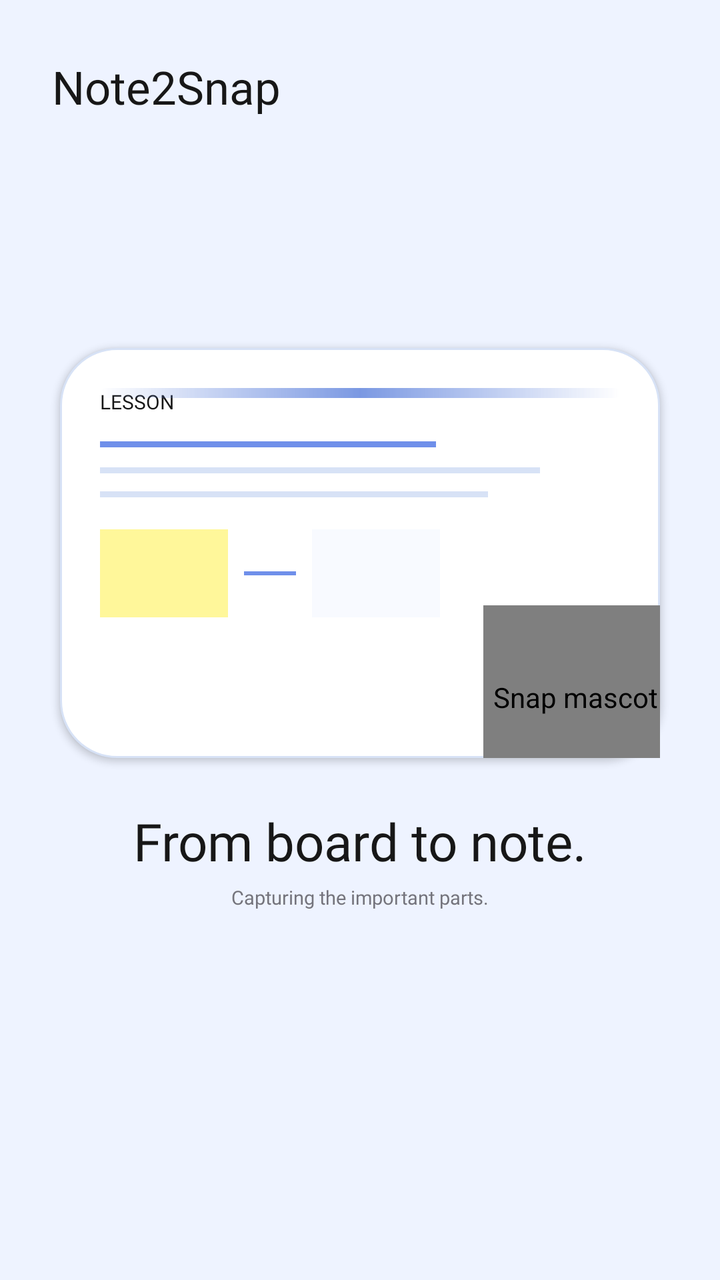
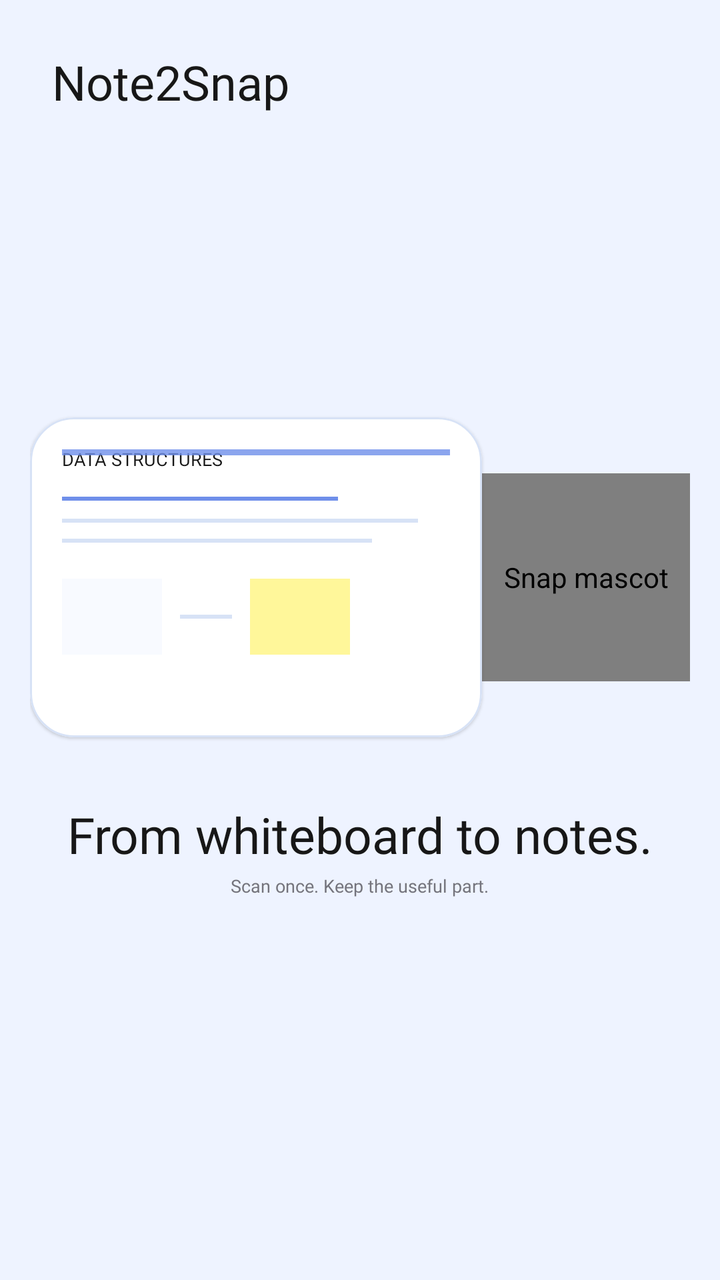

Two renders of the same Android screen: before a commit and after it. Below are the layout's source before the change and the commit's diff.
<!-- AndroidManifest.xml: activity theme Theme.Note2Snap -->
<!-- res/layout/activity_splash.xml -->
<?xml version="1.0" encoding="utf-8"?>
<androidx.constraintlayout.widget.ConstraintLayout
    xmlns:android="http://schemas.android.com/apk/res/android"
    xmlns:app="http://schemas.android.com/apk/res-auto"
    android:layout_width="match_parent"
    android:layout_height="match_parent"
    android:background="@color/nts_background">

    
    <TextView
        android:id="@+id/tvSplashBrand"
        android:layout_width="wrap_content"
        android:layout_height="wrap_content"
        android:layout_marginStart="26dp"
        android:layout_marginTop="28dp"
        android:fontFamily="@font/apple_garamond_bold"
        android:text="Note2Snap"
        android:textColor="@color/nts_text"
        android:textSize="23sp"
        app:layout_constraintStart_toStartOf="parent"
        app:layout_constraintTop_toTopOf="parent" />


    
    <FrameLayout
        android:id="@+id/whiteboardScene"
        android:layout_width="300dp"
        android:layout_height="205dp"
        android:background="@drawable/bg_splash_whiteboard"
        android:clipChildren="false"
        android:clipToPadding="false"
        android:elevation="2dp"
        android:padding="20dp"
        app:layout_constraintBottom_toBottomOf="parent"
        app:layout_constraintEnd_toEndOf="parent"
        app:layout_constraintStart_toStartOf="parent"
        app:layout_constraintTop_toTopOf="parent"
        app:layout_constraintVertical_bias="0.40">

        
        <LinearLayout
            android:id="@+id/whiteboardContent"
            android:layout_width="match_parent"
            android:layout_height="match_parent"
            android:orientation="vertical">

            <TextView
                android:layout_width="wrap_content"
                android:layout_height="wrap_content"
                android:fontFamily="@font/poppins_semibold"
                android:text="LESSON"
                android:textColor="@color/nts_text"
                android:textSize="10sp" />

            <View
                android:layout_width="168dp"
                android:layout_height="3dp"
                android:layout_marginTop="13dp"
                android:background="@color/nts_blue" />

            <View
                android:layout_width="220dp"
                android:layout_height="3dp"
                android:layout_marginTop="10dp"
                android:background="@color/nts_blue_line" />

            <View
                android:layout_width="194dp"
                android:layout_height="3dp"
                android:layout_marginTop="9dp"
                android:background="@color/nts_blue_line" />

            <LinearLayout
                android:layout_width="match_parent"
                android:layout_height="wrap_content"
                android:layout_marginTop="16dp"
                android:orientation="horizontal">

                <View
                    android:layout_width="64dp"
                    android:layout_height="44dp"
                    android:background="@color/nts_yellow" />

                <View
                    android:layout_width="26dp"
                    android:layout_height="2dp"
                    android:layout_gravity="center_vertical"
                    android:layout_marginStart="8dp"
                    android:background="@color/nts_blue" />

                <View
                    android:layout_width="64dp"
                    android:layout_height="44dp"
                    android:layout_marginStart="8dp"
                    android:background="@color/nts_surface_blue_soft" />
            </LinearLayout>

        </LinearLayout>

        
        <View
            android:id="@+id/scanBeam"
            android:layout_width="match_parent"
            android:layout_height="5dp"
            android:layout_gravity="top"
            android:background="@drawable/bg_splash_scan_beam"
            android:elevation="6dp" />

        
        <LinearLayout
            android:id="@+id/structuredNotePreview"
            android:layout_width="148dp"
            android:layout_height="132dp"
            android:layout_gravity="center|end"
            android:alpha="0"
            android:background="@drawable/bg_splash_note_chip"
            android:orientation="vertical"
            android:padding="13dp">

            <TextView
                android:layout_width="wrap_content"
                android:layout_height="wrap_content"
                android:fontFamily="@font/poppins_semibold"
                android:text="Structured note"
                android:textColor="@color/nts_blue"
                android:textSize="8sp" />

            <View
                android:layout_width="98dp"
                android:layout_height="4dp"
                android:layout_marginTop="12dp"
                android:background="@color/nts_text" />

            <View
                android:layout_width="110dp"
                android:layout_height="3dp"
                android:layout_marginTop="8dp"
                android:background="@color/nts_blue_line" />

            <View
                android:layout_width="84dp"
                android:layout_height="3dp"
                android:layout_marginTop="7dp"
                android:background="@color/nts_blue_line" />

            <View
                android:layout_width="102dp"
                android:layout_height="3dp"
                android:layout_marginTop="7dp"
                android:background="@color/nts_blue_line" />

            <TextView
                android:layout_width="wrap_content"
                android:layout_height="wrap_content"
                android:layout_marginTop="12dp"
                android:fontFamily="@font/poppins_medium"
                android:text="Ready to review"
                android:textColor="@color/nts_text_secondary"
                android:textSize="7sp" />

        </LinearLayout>

        
        <com.airbnb.lottie.LottieAnimationView
            android:id="@+id/splashRobot"
            android:layout_width="92dp"
            android:layout_height="92dp"
            android:layout_gravity="bottom|end"
            android:layout_marginEnd="-24dp"
            android:layout_marginBottom="-36dp"
            android:contentDescription="Snap mascot"
            app:lottie_autoPlay="true"
            app:lottie_loop="true"
            app:lottie_rawRes="@raw/robot_mascot"
            app:lottie_speed="0.70" />

    </FrameLayout>

    <TextView
        android:id="@+id/tvSplashHeadline"
        android:layout_width="wrap_content"
        android:layout_height="wrap_content"
        android:layout_marginTop="24dp"
        android:fontFamily="@font/apple_garamond_bold"
        android:text="From board to note."
        android:textColor="@color/nts_text"
        android:textSize="26sp"
        app:layout_constraintEnd_toEndOf="parent"
        app:layout_constraintStart_toStartOf="parent"
        app:layout_constraintTop_toBottomOf="@id/whiteboardScene" />

    <TextView
        android:id="@+id/tvSplashStatus"
        android:layout_width="wrap_content"
        android:layout_height="wrap_content"
        android:layout_marginTop="4dp"
        android:fontFamily="@font/poppins_regular"
        android:text="Capturing the important parts."
        android:textColor="@color/nts_text_secondary"
        android:textSize="9.5sp"
        app:layout_constraintEnd_toEndOf="parent"
        app:layout_constraintStart_toStartOf="parent"
        app:layout_constraintTop_toBottomOf="@id/tvSplashHeadline" />

</androidx.constraintlayout.widget.ConstraintLayout>
<!-- resources referenced by this layout -->
<resources>
  <color name="nts_background">#EEF3FF</color>
  <color name="nts_blue">#6F8FEA</color>
  <color name="nts_blue_line">#D7E2F6</color>
  <color name="nts_surface_blue_soft">#F8FAFF</color>
  <color name="nts_text">#171717</color>
  <color name="nts_text_secondary">#74747C</color>
  <color name="nts_yellow">#FFF79A</color>
  <!-- drawable bg_splash_note_chip (drawable) -->
  <?xml version="1.0" encoding="utf-8"?>
  <shape xmlns:android="http://schemas.android.com/apk/res/android"
      android:shape="rectangle">
      <solid android:color="@color/nts_surface_blue_soft" />
      <corners android:radius="16dp" />
      <stroke
          android:width="1dp"
          android:color="@color/nts_blue_line" />
  </shape>
  <!-- drawable bg_splash_scan_beam (drawable) -->
  <?xml version="1.0" encoding="utf-8"?>
  <shape xmlns:android="http://schemas.android.com/apk/res/android"
      android:shape="rectangle">
      <gradient
          android:angle="0"
          android:startColor="#005A7FDB"
          android:centerColor="#CC5A7FDB"
          android:endColor="#005A7FDB" />
      <corners android:radius="99dp" />
  </shape>
  <!-- drawable bg_splash_whiteboard (drawable) -->
  <?xml version="1.0" encoding="utf-8"?>
  <shape xmlns:android="http://schemas.android.com/apk/res/android"
      android:shape="rectangle">
      <solid android:color="@color/nts_surface" />
      <corners android:radius="28dp" />
      <stroke
          android:width="1dp"
          android:color="@color/nts_blue_line" />
  </shape>
  <style name="Theme.Note2Snap" parent="Theme.Material3.DayNight.NoActionBar">
  
          <item name="colorPrimary">#6F8FEA</item>
          <item name="colorOnPrimary">#FFFFFF</item>
  
          <item name="colorSecondary">#FFF79A</item>
          <item name="colorOnSecondary">#171717</item>
  
          <item name="android:colorAccent">#6F8FEA</item>
  
          <item name="android:windowBackground">#EEF3FF</item>
          <item name="android:statusBarColor">#EEF3FF</item>
          <item name="android:navigationBarColor">#FFFFFF</item>
  
          <item name="android:windowLightStatusBar">true</item>
          <item name="android:windowLightNavigationBar">true</item>
  
      </style>
  <color name="nts_surface">#FFFFFF</color>
</resources>

<!-- the commit's change to res/layout/activity_splash.xml (unified diff, before → after) -->
@@ -6,7 +6,6 @@
     android:layout_height="match_parent"
     android:background="@color/nts_background">
 
-    
     <TextView
         android:id="@+id/tvSplashBrand"
         android:layout_width="wrap_content"
@@ -14,190 +13,202 @@
         android:layout_marginStart="26dp"
         android:layout_marginTop="28dp"
         android:fontFamily="@font/apple_garamond_bold"
+        android:includeFontPadding="false"
         android:text="Note2Snap"
         android:textColor="@color/nts_text"
-        android:textSize="23sp"
+        android:textSize="24sp"
         app:layout_constraintStart_toStartOf="parent"
         app:layout_constraintTop_toTopOf="parent" />
 
-
-    
-    <FrameLayout
-        android:id="@+id/whiteboardScene"
-        android:layout_width="300dp"
-        android:layout_height="205dp"
-        android:background="@drawable/bg_splash_whiteboard"
-        android:clipChildren="false"
-        android:clipToPadding="false"
-        android:elevation="2dp"
-        android:padding="20dp"
+    <LinearLayout
+        android:id="@+id/splashScene"
+        android:layout_width="330dp"
+        android:layout_height="190dp"
+        android:gravity="center_vertical"
+        android:orientation="horizontal"
         app:layout_constraintBottom_toBottomOf="parent"
         app:layout_constraintEnd_toEndOf="parent"
         app:layout_constraintStart_toStartOf="parent"
         app:layout_constraintTop_toTopOf="parent"
-        app:layout_constraintVertical_bias="0.40">
-
-        
-        <LinearLayout
-            android:id="@+id/whiteboardContent"
-            android:layout_width="match_parent"
-            android:layout_height="match_parent"
-            android:orientation="vertical">
-
-            <TextView
-                android:layout_width="wrap_content"
-                android:layout_height="wrap_content"
-                android:fontFamily="@font/poppins_semibold"
-                android:text="LESSON"
-                android:textColor="@color/nts_text"
-                android:textSize="10sp" />
-
-            <View
-                android:layout_width="168dp"
-                android:layout_height="3dp"
-                android:layout_marginTop="13dp"
-                android:background="@color/nts_blue" />
-
-            <View
-                android:layout_width="220dp"
-                android:layout_height="3dp"
-                android:layout_marginTop="10dp"
-                android:background="@color/nts_blue_line" />
-
-            <View
-                android:layout_width="194dp"
-                android:layout_height="3dp"
-                android:layout_marginTop="9dp"
-                android:background="@color/nts_blue_line" />
-
-            <LinearLayout
+        app:layout_constraintVertical_bias="0.43">
+
+        <com.google.android.material.card.MaterialCardView
+            android:id="@+id/whiteboardCard"
+            android:layout_width="226dp"
+            android:layout_height="160dp"
+            app:cardBackgroundColor="@color/nts_surface"
+            app:cardCornerRadius="22dp"
+            app:cardElevation="1dp"
+            app:strokeColor="@color/nts_blue_line"
+            app:strokeWidth="1dp">
+
+            <FrameLayout
                 android:layout_width="match_parent"
-                android:layout_height="wrap_content"
-                android:layout_marginTop="16dp"
-                android:orientation="horizontal">
+                android:layout_height="match_parent"
+                android:padding="16dp">
+
+                <LinearLayout
+                    android:id="@+id/rawBoardContent"
+                    android:layout_width="match_parent"
+                    android:layout_height="match_parent"
+                    android:orientation="vertical">
+
+                    <TextView
+                        android:layout_width="wrap_content"
+                        android:layout_height="wrap_content"
+                        android:fontFamily="@font/poppins_semibold"
+                        android:includeFontPadding="false"
+                        android:text="DATA STRUCTURES"
+                        android:textColor="@color/nts_text"
+                        android:textSize="9sp" />
+
+                    <View
+                        android:layout_width="138dp"
+                        android:layout_height="2dp"
+                        android:layout_marginTop="13dp"
+                        android:background="@color/nts_blue" />
+
+                    <View
+                        android:layout_width="178dp"
+                        android:layout_height="2dp"
+                        android:layout_marginTop="9dp"
+                        android:background="@color/nts_blue_line" />
+
+                    <View
+                        android:layout_width="155dp"
+                        android:layout_height="2dp"
+                        android:layout_marginTop="8dp"
+                        android:background="@color/nts_blue_line" />
+
+                    <LinearLayout
+                        android:layout_width="match_parent"
+                        android:layout_height="wrap_content"
+                        android:layout_marginTop="18dp"
+                        android:gravity="center_vertical"
+                        android:orientation="horizontal">
+
+                        <View
+                            android:layout_width="50dp"
+                            android:layout_height="38dp"
+                            android:background="@color/nts_surface_blue_soft" />
+
+                        <View
+                            android:layout_width="26dp"
+                            android:layout_height="2dp"
+                            android:layout_marginStart="9dp"
+                            android:layout_marginEnd="9dp"
+                            android:background="@color/nts_blue_line" />
+
+                        <View
+                            android:layout_width="50dp"
+                            android:layout_height="38dp"
+                            android:background="@color/nts_yellow" />
+
+                    </LinearLayout>
+
+                </LinearLayout>
 
                 <View
-                    android:layout_width="64dp"
-                    android:layout_height="44dp"
-                    android:background="@color/nts_yellow" />
-
-                <View
-                    android:layout_width="26dp"
-                    android:layout_height="2dp"
-                    android:layout_gravity="center_vertical"
-                    android:layout_marginStart="8dp"
+                    android:id="@+id/scanBeam"
+                    android:layout_width="match_parent"
+                    android:layout_height="3dp"
+                    android:layout_gravity="top"
+                    android:alpha="0.8"
                     android:background="@color/nts_blue" />
 
-                <View
-                    android:layout_width="64dp"
-                    android:layout_height="44dp"
-                    android:layout_marginStart="8dp"
-                    android:background="@color/nts_surface_blue_soft" />
-            </LinearLayout>
-
-        </LinearLayout>
-
-        
-        <View
-            android:id="@+id/scanBeam"
-            android:layout_width="match_parent"
-            android:layout_height="5dp"
-            android:layout_gravity="top"
-            android:background="@drawable/bg_splash_scan_beam"
-            android:elevation="6dp" />
-
-        
-        <LinearLayout
-            android:id="@+id/structuredNotePreview"
-            android:layout_width="148dp"
-            android:layout_height="132dp"
-            android:layout_gravity="center|end"
-            android:alpha="0"
-            android:background="@drawable/bg_splash_note_chip"
-            android:orientation="vertical"
-            android:padding="13dp">
-
-            <TextView
-                android:layout_width="wrap_content"
-                android:layout_height="wrap_content"
-                android:fontFamily="@font/poppins_semibold"
-                android:text="Structured note"
-                android:textColor="@color/nts_blue"
-                android:textSize="8sp" />
-
-            <View
-                android:layout_width="98dp"
-                android:layout_height="4dp"
-                android:layout_marginTop="12dp"
-                android:background="@color/nts_text" />
-
-            <View
-                android:layout_width="110dp"
-                android:layout_height="3dp"
-                android:layout_marginTop="8dp"
-                android:background="@color/nts_blue_line" />
-
-            <View
-                android:layout_width="84dp"
-                android:layout_height="3dp"
-                android:layout_marginTop="7dp"
-                android:background="@color/nts_blue_line" />
-
-            <View
-                android:layout_width="102dp"
-                android:layout_height="3dp"
-                android:layout_marginTop="7dp"
-                android:background="@color/nts_blue_line" />
-
-            <TextView
-                android:layout_width="wrap_content"
-                android:layout_height="wrap_content"
-                android:layout_marginTop="12dp"
-                android:fontFamily="@font/poppins_medium"
-                android:text="Ready to review"
-                android:textColor="@color/nts_text_secondary"
-                android:textSize="7sp" />
-
-        </LinearLayout>
-
-        
+                <LinearLayout
+                    android:id="@+id/structuredNote"
+                    android:layout_width="128dp"
+                    android:layout_height="108dp"
+                    android:layout_gravity="center|end"
+                    android:alpha="0"
+                    android:background="@color/nts_surface"
+                    android:elevation="3dp"
+                    android:orientation="vertical"
+                    android:padding="11dp">
+
+                    <TextView
+                        android:layout_width="wrap_content"
+                        android:layout_height="wrap_content"
+                        android:fontFamily="@font/poppins_semibold"
+                        android:text="Structured note"
+                        android:textColor="@color/nts_blue"
+                        android:textSize="7.5sp" />
+
+                    <View
+                        android:layout_width="82dp"
+                        android:layout_height="3dp"
+                        android:layout_marginTop="10dp"
+                        android:background="@color/nts_text" />
+
+                    <View
+                        android:layout_width="102dp"
+                        android:layout_height="2dp"
+                        android:layout_marginTop="8dp"
+                        android:background="@color/nts_blue_line" />
+
+                    <View
+                        android:layout_width="74dp"
+                        android:layout_height="2dp"
+                        android:layout_marginTop="7dp"
+                        android:background="@color/nts_blue_line" />
+
+                    <View
+                        android:layout_width="92dp"
+                        android:layout_height="2dp"
+                        android:layout_marginTop="7dp"
+                        android:background="@color/nts_blue_line" />
+
+                    <TextView
+                        android:layout_width="wrap_content"
+                        android:layout_height="wrap_content"
+                        android:layout_marginTop="10dp"
+                        android:fontFamily="@font/poppins_medium"
+                        android:text="Ready to review"
+                        android:textColor="@color/nts_text_secondary"
+                        android:textSize="6.5sp" />
+
+                </LinearLayout>
+
+            </FrameLayout>
+
+        </com.google.android.material.card.MaterialCardView>
+
         <com.airbnb.lottie.LottieAnimationView
             android:id="@+id/splashRobot"
-            android:layout_width="92dp"
-            android:layout_height="92dp"
-            android:layout_gravity="bottom|end"
-            android:layout_marginEnd="-24dp"
-            android:layout_marginBottom="-36dp"
+            android:layout_width="104dp"
+            android:layout_height="104dp"
             android:contentDescription="Snap mascot"
             app:lottie_autoPlay="true"
             app:lottie_loop="true"
             app:lottie_rawRes="@raw/robot_mascot"
-            app:lottie_speed="0.70" />
-
-    </FrameLayout>
+            app:lottie_speed="0.72" />
+
+    </LinearLayout>
 
     <TextView
         android:id="@+id/tvSplashHeadline"
         android:layout_width="wrap_content"
         android:layout_height="wrap_content"
-        android:layout_marginTop="24dp"
+        android:layout_marginTop="20dp"
         android:fontFamily="@font/apple_garamond_bold"
-        android:text="From board to note."
+        android:includeFontPadding="false"
+        android:text="From whiteboard to notes."
         android:textColor="@color/nts_text"
-        android:textSize="26sp"
+        android:textSize="25sp"
         app:layout_constraintEnd_toEndOf="parent"
         app:layout_constraintStart_toStartOf="parent"
-        app:layout_constraintTop_toBottomOf="@id/whiteboardScene" />
+        app:layout_constraintTop_toBottomOf="@id/splashScene" />
 
     <TextView
-        android:id="@+id/tvSplashStatus"
         android:layout_width="wrap_content"
         android:layout_height="wrap_content"
-        android:layout_marginTop="4dp"
+        android:layout_marginTop="5dp"
         android:fontFamily="@font/poppins_regular"
-        android:text="Capturing the important parts."
+        android:includeFontPadding="false"
+        android:text="Scan once. Keep the useful part."
         android:textColor="@color/nts_text_secondary"
-        android:textSize="9.5sp"
+        android:textSize="9sp"
         app:layout_constraintEnd_toEndOf="parent"
         app:layout_constraintStart_toStartOf="parent"
         app:layout_constraintTop_toBottomOf="@id/tvSplashHeadline" />
<!-- resource entries referenced after the edit -->
@@ -7,37 +7,6 @@
   <color name="nts_text">#171717</color>
   <color name="nts_text_secondary">#74747C</color>
   <color name="nts_yellow">#FFF79A</color>
-  <!-- drawable bg_splash_note_chip (drawable) -->
-  <?xml version="1.0" encoding="utf-8"?>
-  <shape xmlns:android="http://schemas.android.com/apk/res/android"
-      android:shape="rectangle">
-      <solid android:color="@color/nts_surface_blue_soft" />
-      <corners android:radius="16dp" />
-      <stroke
-          android:width="1dp"
-          android:color="@color/nts_blue_line" />
-  </shape>
-  <!-- drawable bg_splash_scan_beam (drawable) -->
-  <?xml version="1.0" encoding="utf-8"?>
-  <shape xmlns:android="http://schemas.android.com/apk/res/android"
-      android:shape="rectangle">
-      <gradient
-          android:angle="0"
-          android:startColor="#005A7FDB"
-          android:centerColor="#CC5A7FDB"
-          android:endColor="#005A7FDB" />
-      <corners android:radius="99dp" />
-  </shape>
-  <!-- drawable bg_splash_whiteboard (drawable) -->
-  <?xml version="1.0" encoding="utf-8"?>
-  <shape xmlns:android="http://schemas.android.com/apk/res/android"
-      android:shape="rectangle">
-      <solid android:color="@color/nts_surface" />
-      <corners android:radius="28dp" />
-      <stroke
-          android:width="1dp"
-          android:color="@color/nts_blue_line" />
-  </shape>
   <style name="Theme.Note2Snap" parent="Theme.Material3.DayNight.NoActionBar">
   
           <item name="colorPrimary">#6F8FEA</item>
